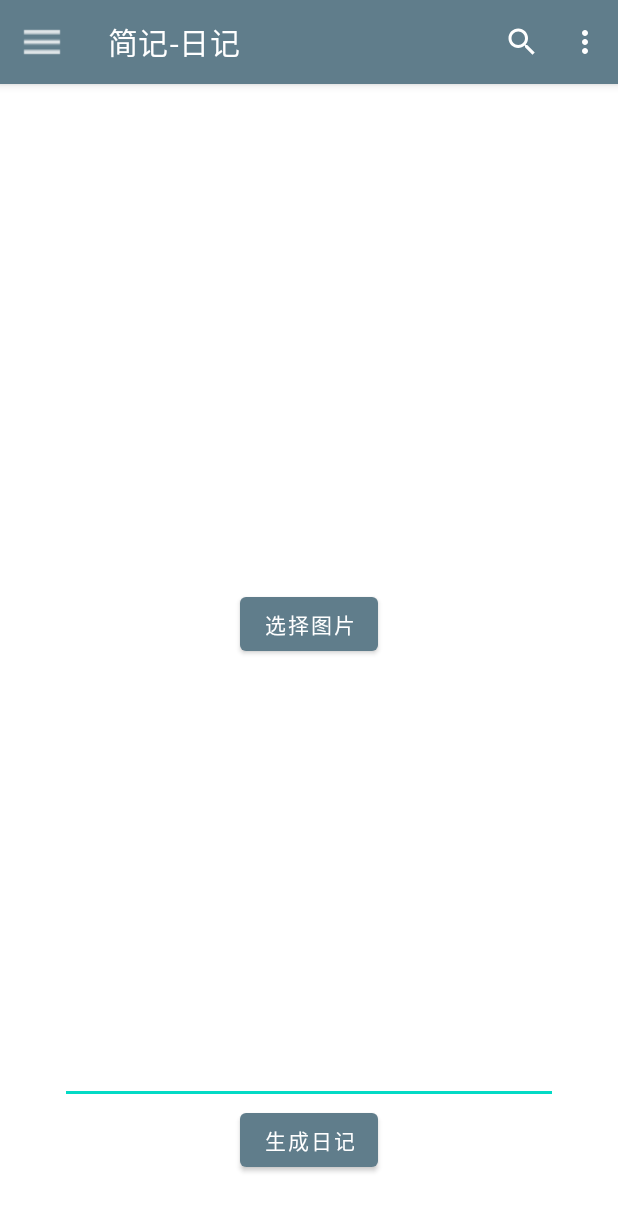
After one commit to Bluixe/CS175-final, an Android app: the Diary screen opened directly, with no data from a screen before it, on a phone screen of 412 x 824 dp. The commit adds this screen. Shown: the top 1211 px of the screen. Run offline under Robolectric (Android 15) with nearby library versions, the phone set to English and light mode, and no system bars.

Commit message:
0514final

```diff
--- a/app/src/main/java/com/bluixe/jani/MainActivity.kt
+++ b/app/src/main/java/com/bluixe/jani/MainActivity.kt
@@ -12,6 +12,7 @@ class MainActivity : AppCompatActivity() {
         val ddl_btn = findViewById<Button>(R.id.button1)
         val cal_btn = findViewById<Button>(R.id.button2)
         val plan_btn = findViewById<Button>(R.id.button3)
+        val dia_btn = findViewById<Button>(R.id.button4)
         val intent = Intent(this, MyService::class.java)
         startService(intent)
         ddl_btn.setOnClickListener {
@@ -26,5 +27,9 @@ class MainActivity : AppCompatActivity() {
             val intent = Intent(this, Plan::class.java)
             startActivity(intent)
         }
+        dia_btn.setOnClickListener {
+            val intent = Intent(this, Diary::class.java)
+            startActivity(intent)
+        }
     }
 }
--- /dev/null
+++ b/app/src/main/res/layout/activity_diary.xml
@@ -0,0 +1,56 @@
+<?xml version="1.0" encoding="utf-8"?>
+
+<LinearLayout xmlns:android="http://schemas.android.com/apk/res/android"
+    xmlns:app="http://schemas.android.com/apk/res-auto"
+    xmlns:tools="http://schemas.android.com/tools"
+    android:layout_width="match_parent"
+    android:layout_height="match_parent"
+    android:orientation="vertical"
+
+    android:gravity="center"
+    tools:context=".Diary">
+    <com.google.android.material.appbar.AppBarLayout
+        android:id="@+id/appBarLayout"
+        android:layout_width="match_parent"
+        android:layout_height="wrap_content">
+
+        <com.google.android.material.appbar.MaterialToolbar
+            android:id="@+id/topAppBar"
+            style="@style/Widget.MaterialComponents.Toolbar.Primary"
+            android:layout_width="match_parent"
+            android:layout_height="?attr/actionBarSize"
+            android:elevation="4dp"
+            app:menu="@menu/top_app_bar"
+            app:navigationIcon="@drawable/ic_menu"
+            app:title="简记-日记" />
+
+    </com.google.android.material.appbar.AppBarLayout>
+    <LinearLayout
+        android:layout_width="match_parent"
+        android:orientation="vertical"
+        android:gravity="center"
+        android:padding="40dp"
+        android:layout_height="match_parent">
+    <ImageView
+        android:layout_width="match_parent"
+        android:layout_height="0dp"
+        android:layout_weight="1"
+        android:id="@+id/image_view"/>
+    <Button
+        android:id="@+id/choose_image"
+        android:layout_width="wrap_content"
+        android:text="选择图片"
+        android:layout_height="wrap_content"/>
+    <EditText
+        android:id="@+id/edit_text"
+        android:layout_width="match_parent"
+        android:layout_weight="1"
+        android:layout_height="0dp"/>
+    <Button
+        android:id="@+id/gene_image"
+        android:layout_width="wrap_content"
+        android:text="生成日记"
+        android:layout_height="wrap_content"/>
+    </LinearLayout>
+
+</LinearLayout>
```
Also changed, not shown: app/src/main/AndroidManifest.xml (+8 -1 lines), app/src/main/java/com/bluixe/jani/Diary.kt (added, +192 -0 lines), app/src/main/java/com/bluixe/jani/ViewAdapter.kt (added, +34 -0 lines), app/src/main/res/layout/gene_diary.xml (added, +20 -0 lines), app/src/main/res/drawable/letter.png (added), 2 other files.
